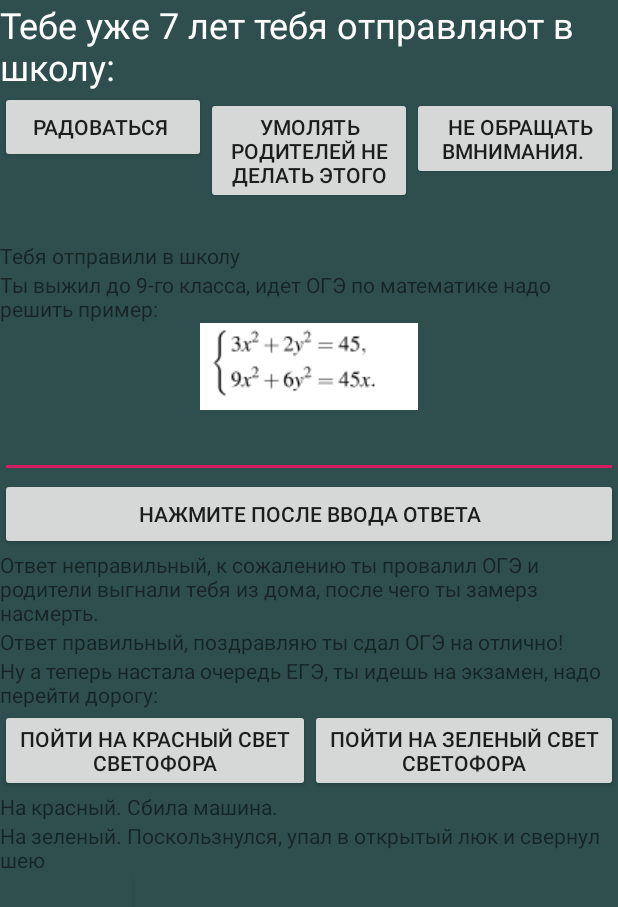
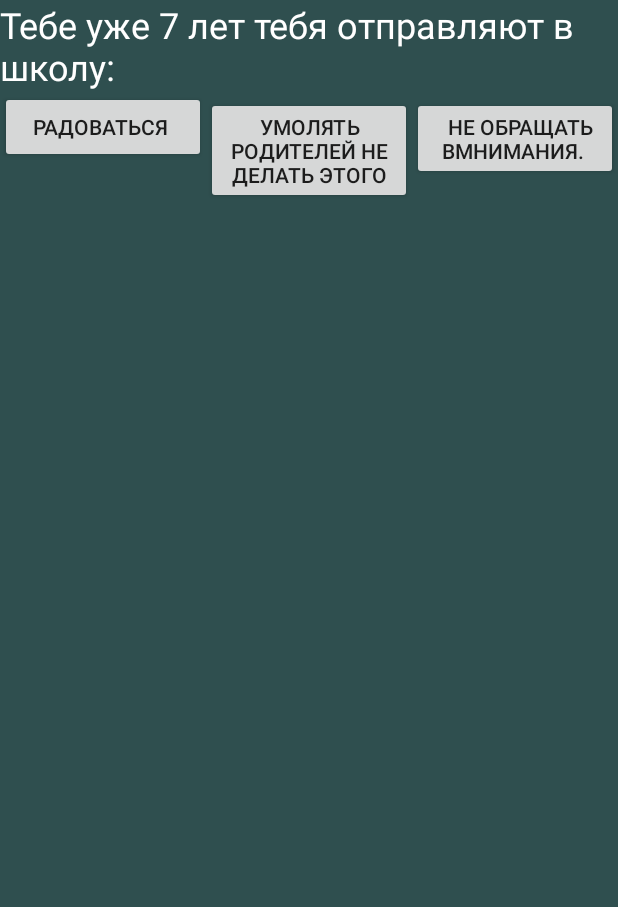
Before and after one commit to UmidKhodzhaev/TextQuest, an Android app: the ThirdLevel screen opened directly, with no data from a screen before it, on a phone screen of 412 x 824 dp. Shown: the top 907 px of the screen. Run offline under Robolectric (Android 15) with nearby library versions, the phone set to English and light mode, and no system bars.

Commit message:
Compleate
All is ready!

```diff
--- a/TextQuest/app/src/main/java/com/example/umidi/textquest/FirstLevel.java
+++ b/TextQuest/app/src/main/java/com/example/umidi/textquest/FirstLevel.java
@@ -33,7 +33,7 @@ public class FirstLevel extends AppCompatActivity {
         check.setOnClickListener(new View.OnClickListener() {
             @Override
             public void onClick(View v) {
-                if((name.getText().toString()).length() < 4){
+                if((name.getText().toString()).length() < 3){
                     textView1.setText(text4);
                     cont.setText(text2);
                     cont.setBackgroundColor(Color.CYAN);
--- a/TextQuest/app/src/main/java/com/example/umidi/textquest/ThirdLevel.java
+++ b/TextQuest/app/src/main/java/com/example/umidi/textquest/ThirdLevel.java
@@ -6,21 +6,156 @@ import android.os.Bundle;
 import android.support.v7.app.AppCompatActivity;
 import android.view.View;
 import android.widget.Button;
+import android.widget.EditText;
 import android.widget.ImageView;
 import android.widget.TextView;
 
 public class ThirdLevel extends AppCompatActivity {
-    TextView sendToSchool, oge, wrongAnswer, rightAnswer, crossStreet;
+    TextView sendToSchool, oge, wrongAnswer, rightAnswer, crossStreet, consequenceRed, consequenceGreen;
+    Button fun, sad, nothing, answered, redLight, greenLight, dead;
+    EditText answerToOGE;
+    ImageView exerciseToOGE;
+    boolean startOge = false, startEge = false, gotAnswer = false, died = false;
 
     @Override
     protected void onCreate(Bundle savedInstanceState) {
         super.onCreate(savedInstanceState);
         setContentView(R.layout.third_level);
+
+
     }
 
     @Override
     protected void onResume() {
         super.onResume();
+        answerToOGE = (EditText) findViewById(R.id.answerToOGE);
 
+        exerciseToOGE = (ImageView) findViewById(R.id.exerciseToOGE);
+
+        oge = (TextView) findViewById(R.id.oge);
+        wrongAnswer = (TextView) findViewById(R.id.wrongAnswer);
+        rightAnswer = (TextView) findViewById(R.id.rightAnswer);
+        crossStreet = (TextView) findViewById(R.id.crossStreet);
+        consequenceRed = (TextView) findViewById(R.id.consequenceRed);
+        consequenceGreen = (TextView) findViewById(R.id.consequenceGreen);
+        sendToSchool = (TextView) findViewById(R.id.sendToSchool);
+
+        fun = (Button) findViewById(R.id.fun);
+        nothing = (Button) findViewById(R.id.nothing);
+        redLight = (Button) findViewById(R.id.redLight);
+        greenLight = (Button) findViewById(R.id.greenLight);
+        dead = (Button) findViewById(R.id.dead);
+        answered = (Button) findViewById(R.id.answered);
+        sad = (Button) findViewById(R.id.sad);
+
+        sendToSchool.setVisibility(View.INVISIBLE);
+        oge.setVisibility(View.INVISIBLE);
+        wrongAnswer.setVisibility(View.INVISIBLE);
+        rightAnswer.setVisibility(View.INVISIBLE);
+        crossStreet.setVisibility(View.INVISIBLE);
+        consequenceRed.setVisibility(View.INVISIBLE);
+        consequenceGreen.setVisibility(View.INVISIBLE);
+        answered.setVisibility(View.INVISIBLE);
+        redLight.setVisibility(View.INVISIBLE);
+        greenLight.setVisibility(View.INVISIBLE);
+        dead.setVisibility(View.INVISIBLE);
+        answerToOGE.setVisibility(View.INVISIBLE);
+        exerciseToOGE.setVisibility(View.INVISIBLE);
+
+        fun.setOnClickListener(new View.OnClickListener() {
+            @Override
+            public void onClick(View v) {
+                showOGE();
+            }
+        });
+        sad.setOnClickListener(new View.OnClickListener() {
+            @Override
+            public void onClick(View v) {
+                showOGE();
+            }
+        });
+        nothing.setOnClickListener(new View.OnClickListener() {
+            @Override
+            public void onClick(View v) {
+                showOGE();
+            }
+        });
+        answered.setOnClickListener(new View.OnClickListener() {
+            @Override
+            public void onClick(View v) {
+                if (startOge && !gotAnswer) {
+                    String otv = answerToOGE.getText().toString();
+                    if (otv.equals("3-3")) {
+                        startEge = true;
+                        gotAnswer = true;
+                        rightAnswer.setVisibility(View.VISIBLE);
+                        crossStreet.setVisibility(View.VISIBLE);
+                        redLight.setVisibility(View.VISIBLE);
+                        greenLight.setVisibility(View.VISIBLE);
+
+                    } else {
+                        gotAnswer = true;
+                        died = true;
+                        wrongAnswer.setVisibility(View.VISIBLE);
+                        dead.setVisibility(View.VISIBLE);
+                    }
+                }
+            }
+        });
+        answerToOGE.setOnClickListener(new View.OnClickListener() {
+            @Override
+            public void onClick(View v) {
+                answerToOGE.setText("");
+            }
+        });
+
+        redLight.setOnClickListener(new View.OnClickListener() {
+            @Override
+            public void onClick(View v) {
+                if (startEge) {
+                    consequenceRed.setVisibility(View.VISIBLE);
+                    died = true;
+                    dead.setVisibility(View.VISIBLE);
+                    startEge = false;
+                }
+            }
+        });
+        greenLight.setOnClickListener(new View.OnClickListener() {
+            @Override
+            public void onClick(View v) {
+                if (startEge) {
+                    consequenceGreen.setVisibility(View.VISIBLE);
+                    died = true;
+                    dead.setVisibility(View.VISIBLE);
+                    startEge = false;
+                }
+            }
+        });
+
+        dead.setOnClickListener(new View.OnClickListener() {
+            @Override
+            public void onClick(View v) {
+                if (died) {
+                    try {
+                        Intent intent = new Intent(ThirdLevel.this, MainActivity.class);
+                        startActivity(intent);
+                        finish();
+                    } catch (Exception e) {
+                        e.printStackTrace();
+                    }
+                }
+            }
+        });
+    }
+
+    void showOGE() {
+        sendToSchool.setVisibility(View.VISIBLE);
+        oge.setVisibility(View.VISIBLE);
+        answerToOGE.setVisibility(View.VISIBLE);
+        exerciseToOGE.setVisibility(View.VISIBLE);
+        answered.setVisibility(View.VISIBLE);
+        startOge = true;
     }
 }
+/*
+ */
--- a/TextQuest/app/src/main/res/layout/third_level.xml
+++ b/TextQuest/app/src/main/res/layout/third_level.xml
@@ -87,7 +87,7 @@
                 android:layout_height="wrap_content"
                 android:layout_weight="1"
                 android:ems="10"
-                android:inputType="number" />
+                android:text="Введите x и y без знаков препинания и по убыванию"/>
 
             <Button
                 android:id="@+id/answered"
@@ -142,23 +142,23 @@
                 android:layout_width="wrap_content"
                 android:layout_height="wrap_content"
                 android:layout_weight="1"
-                android:text="На красный. Сбила машина." />
+                android:text="Вас сбила машина." />
 
             <TextView
                 android:id="@+id/consequenceGreen"
                 android:layout_width="match_parent"
                 android:layout_height="wrap_content"
                 android:layout_weight="1"
-                android:text="На зеленый. Поскользнулся, упал в открытый люк и свернул шею" />
+                android:text="Вы поскользнулся, упал в открытый люк и свернул шею" />
 
             <Button
                 android:id="@+id/dead"
-                android:layout_width="wrap_content"
+                android:layout_width="match_parent"
                 android:layout_height="wrap_content"
                 android:layout_weight="1"
-                android:background="#2F4F4F"
+                android:background="#000000"
                 android:textColor="#ffffff"
-                android:text=""
+                android:text="Начать с начала"
                 android:textSize="32sp"/>
 
         </LinearLayout>
```
